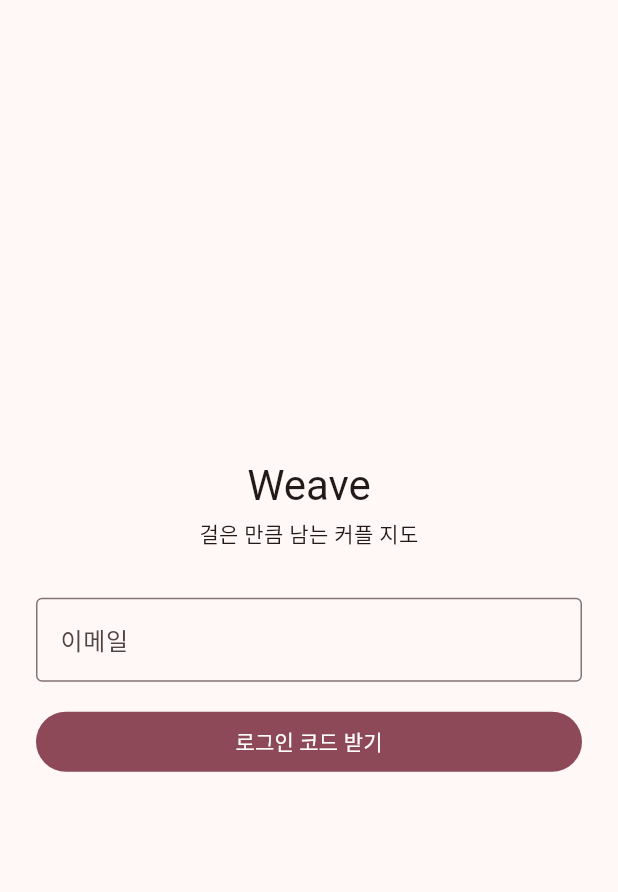
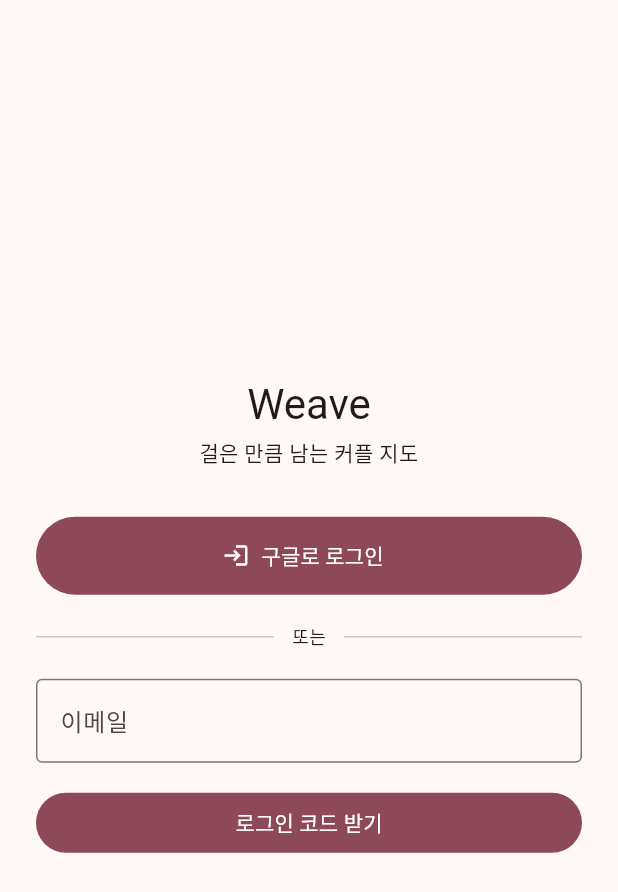
Before and after one commit to alswp006/love-place, a Flutter app: the LoginScreen screen opened directly, on a phone screen of 412 x 824 dp. Shown: the top 892 px of the screen. Run offline on Flutter 3.47's test engine with Material 3 defaults, Android fonts, the phone set to English and light mode, and no system bars; our stand-ins replace connectivity_plus, flutter_riverpod, geolocator, supabase_flutter; missing offline and left inert: flutter_naver_map; accounts and stored records are empty.

Commit message:
feat(flutter): 구글 로그인 — 메일 OTP가 서버 설정 때문에 막혀 있었다
실기기에서 로그인이 안 됐다. 앱은 코드를 물어보는데 메일에는 링크만 온다. 파고 보니 앱 문제가
아니라 프로젝트 설정이었다:

  · Magic Link 템플릿에 {{ .Token }}이 없다 → 코드가 애초에 안 온다
  · 템플릿 수정은 무료 플랜 + 기본 발송기에서 **차단**된다(API가 거절)
  · 메일 발송 한도가 **시간당 2통** — 개발용 발송기라 출시용이 아니다
  · mailer_otp_length가 8인데 앱은 ^\d{6}$로 못박고 있었다(코드가 와도 거부)

Supabase에 구글 provider가 이미 켜져 있어서(client_id·secret 설정됨) 클라이언트 배선만으로
메일을 통째로 우회할 수 있었다.

배선 3곳 — 하나라도 어긋나면 브라우저가 앱으로 못 돌아온다:
  1. Info.plist CFBundleURLSchemes = app.loveplace.weave
     Capacitor 앱의 app.loveplace를 재사용하면 두 앱이 서로의 콜백을 가로챈다
  2. Supabase uri_allow_list에 app.loveplace.weave://auth/callback 추가
  3. signInWithOAuth(google, redirectTo:) — 콜백 수신은 SDK(app_links)가 한다

Google Cloud Console은 안 건드렸다. 구글은 Supabase 콜백만 알면 되고, 우리 스킴은 Supabase가
마지막에 리다이렉트하는 주소라 Supabase 허용 목록에만 있으면 된다.

iOS는 SDK 기본값(platformDefault=SFSafariViewController)을 그대로 쓴다. 구글이 임베디드
웹뷰를 차단하지만 이건 별도 프로세스라 허용된다. SDK가 externalApplication을 강제하는 건
안드로이드만이다.

메일 코드 경로는 지우지 않고 아래로 내렸다 — 커스텀 SMTP를 붙이면 그대로 되살아난다.
자릿수는 서버가 정본이므로 otpLength 상수로 뽑고, 테스트도 숫자를 박지 않게 고쳤다.

시뮬레이터 확인: 버튼 → accounts.google.com 정상 → 콜백 스킴이 "'Weave'에서 열겠습니까?"로
앱에 라우팅. 실제 계정 로그인은 사용자 몫이라 자동 검증은 여기까지다.

Co-Authored-By: Claude Opus 5 (1M context) <noreply@anthropic.com>
Claude-Session: https://claude.ai/code/session_01Vs5XG4MVx9Gti7TiWoUpBi

```diff
--- a/app/lib/auth/login_screen.dart
+++ b/app/lib/auth/login_screen.dart
@@ -1,9 +1,19 @@
-/// 로그인 — 이메일 → 6자리 OTP 코드.
+/// 로그인 — 구글(1차) 또는 이메일 코드(2차).
 ///
 /// 네이티브에서는 코드 입력이 **1차 경로**다(웹판 R5 결정: 매직링크는 PKCE
 /// 교차컨텍스트 함정 — 링크를 여는 브라우저와 앱의 세션 저장소가 달라 깨진다.
 /// OTP 코드는 그 함정이 원천적으로 없다). signInWithOtp에 redirect를 주지 않아
 /// 메일의 코드 입력을 유도한다.
+///
+/// 구글을 1차로 올린 이유(2026-08-31): 이 프로젝트의 Supabase가 **무료 플랜 + 기본 발송기**라
+/// 메일 템플릿을 못 고친다. 그래서 메일에 링크만 오고 코드가 안 온다 — OTP 경로가 서버 설정
+/// 때문에 막혀 있다(발송 한도도 시간당 2통이라 어차피 출시용이 아니다).
+/// 커스텀 SMTP를 붙이면 코드 경로가 그대로 되살아나므로 지우지 않고 아래에 남겨 둔다.
+///
+/// OAuth 콜백은 우리가 처리하지 않는다 — supabase_flutter가 app_links로 커스텀 스킴을 받아
+/// PKCE code를 세션으로 교환하고, onAuthStateChange가 AppShell을 다시 그린다.
+/// iOS는 SDK 기본값(platformDefault=SFSafariViewController)을 쓴다. 구글은 임베디드 웹뷰를
+/// 차단하지만 SFSafariViewController는 별도 프로세스라 허용된다.
 library;
 
 import 'package:flutter/material.dart';
@@ -34,6 +44,35 @@ class _LoginScreenState extends State<LoginScreen> {
     _email.dispose();
     _code.dispose();
     super.dispose();
+  }
+
+  /// Info.plist의 CFBundleURLSchemes 및 Supabase 리다이렉트 허용 목록과 **정확히** 같아야 한다.
+  /// 셋 중 하나라도 어긋나면 브라우저가 돌아오지 못하고 로그인 화면에 그대로 남는다.
+  static const _oauthRedirect = 'app.loveplace.weave://auth/callback';
+
+  Future<void> _signInWithGoogle() async {
+    setState(() => _error = null);
+    if (!Env.supabaseConfigured) {
+      setState(() => _error = notConfiguredMsg);
+      return;
+    }
+    setState(() => _busy = true);
+    try {
+      await db.auth.signInWithOAuth(
+        OAuthProvider.google,
+        redirectTo: _oauthRedirect,
+      );
+      // 여기서 끝이 아니다 — 브라우저가 뜬 것뿐이고 세션은 딥링크로 돌아온다.
+      // 사용자가 취소하고 돌아올 수도 있으므로 busy를 풀어 화면을 잠그지 않는다.
+    } on AuthException catch (e) {
+      if (!mounted) return;
+      setState(() => _error = e.message);
+    } catch (e) {
+      if (!mounted) return;
+      setState(() => _error = '구글 로그인을 시작하지 못했어요. ($e)');
+    } finally {
+      if (mounted) setState(() => _busy = false);
+    }
   }
 
   Future<void> _sendCode() async {
@@ -112,6 +151,26 @@ class _LoginScreenState extends State<LoginScreen> {
                       style: theme.textTheme.bodyMedium),
                   const SizedBox(height: 32),
                   if (!onCode) ...[
+                    // 1차 경로 — 메일을 거치지 않아 발송 한도·템플릿 제약과 무관하다.
+                    FilledButton.icon(
+                      onPressed: _busy ? null : _signInWithGoogle,
+                      icon: const Icon(Icons.login),
+                      label: const Text('구글로 로그인'),
+                      style: FilledButton.styleFrom(
+                        // 터치 타깃 ≥44px(HIG) — 첫 화면의 주 동작이라 넉넉히.
+                        minimumSize: const Size.fromHeight(52),
+                      ),
+                    ),
+                    const SizedBox(height: 20),
+                    Row(children: [
+                      const Expanded(child: Divider()),
+                      Padding(
+                        padding: const EdgeInsets.symmetric(horizontal: 12),
+                        child: Text('또는', style: theme.textTheme.bodySmall),
+                      ),
+                      const Expanded(child: Divider()),
+                    ]),
+                    const SizedBox(height: 20),
                     TextField(
                       controller: _email,
                       enabled: !_busy,
@@ -135,7 +194,7 @@ class _LoginScreenState extends State<LoginScreen> {
                           : const Text('로그인 코드 받기'),
                     ),
                   ] else ...[
-                    Text('${_email.text.trim()} 으로 보낸\n6자리 코드를 입력해주세요',
+                    Text('${_email.text.trim()} 으로 보낸\n$otpLength자리 코드를 입력해주세요',
                         textAlign: TextAlign.center,
                         style: theme.textTheme.bodyMedium),
                     const SizedBox(height: 16),
@@ -143,7 +202,7 @@ class _LoginScreenState extends State<LoginScreen> {
                       controller: _code,
                       enabled: !_busy,
                       keyboardType: TextInputType.number,
-                      maxLength: 6,
+                      maxLength: otpLength,
                       autofillHints: const [AutofillHints.oneTimeCode],
                       textAlign: TextAlign.center,
                       style: theme.textTheme.headlineSmall
--- a/app/lib/auth/otp_logic.dart
+++ b/app/lib/auth/otp_logic.dart
@@ -2,7 +2,13 @@
 library;
 
 final _emailRe = RegExp(r'^[^\s@]+@[^\s@]+\.[^\s@]+$');
-final _codeRe = RegExp(r'^\d{6}$');
+/// 메일 OTP 자릿수 — Supabase 프로젝트의 `mailer_otp_length`와 **반드시** 같아야 한다.
+/// 서버는 8인데 앱이 6으로 못박고 있어서, 코드가 와도 입력이 거부되는 상태였다
+/// (2026-08-31 확인). 서버 설정을 바꾸는 대신 앱을 맞춘다 — 8자리가 더 안전하고,
+/// 인증 설정 변경은 웹판까지 함께 흔든다.
+const otpLength = 8;
+
+final _codeRe = RegExp('^\\d{$otpLength}\$');
 final _rateLimitRe = RegExp('rate.?limit', caseSensitive: false);
 
 bool isValidEmail(String email) => _emailRe.hasMatch(email.trim());
@@ -16,6 +22,6 @@ bool isRateLimited({String? message, String? statusCode}) {
 }
 
 const invalidEmailMsg = '올바른 이메일 주소를 입력해주세요.';
-const invalidCodeMsg = '6자리 코드를 입력해주세요.';
+const invalidCodeMsg = '$otpLength자리 코드를 입력해주세요.';
 const rateLimitedMsg = '잠시 후 다시 시도해 주세요 (메일 재전송 한도)';
 const notConfiguredMsg = 'Supabase 설정이 아직 없어요. dart-define으로 URL·키를 넣어주세요.';
```
Also changed, not shown: 3 other files.
